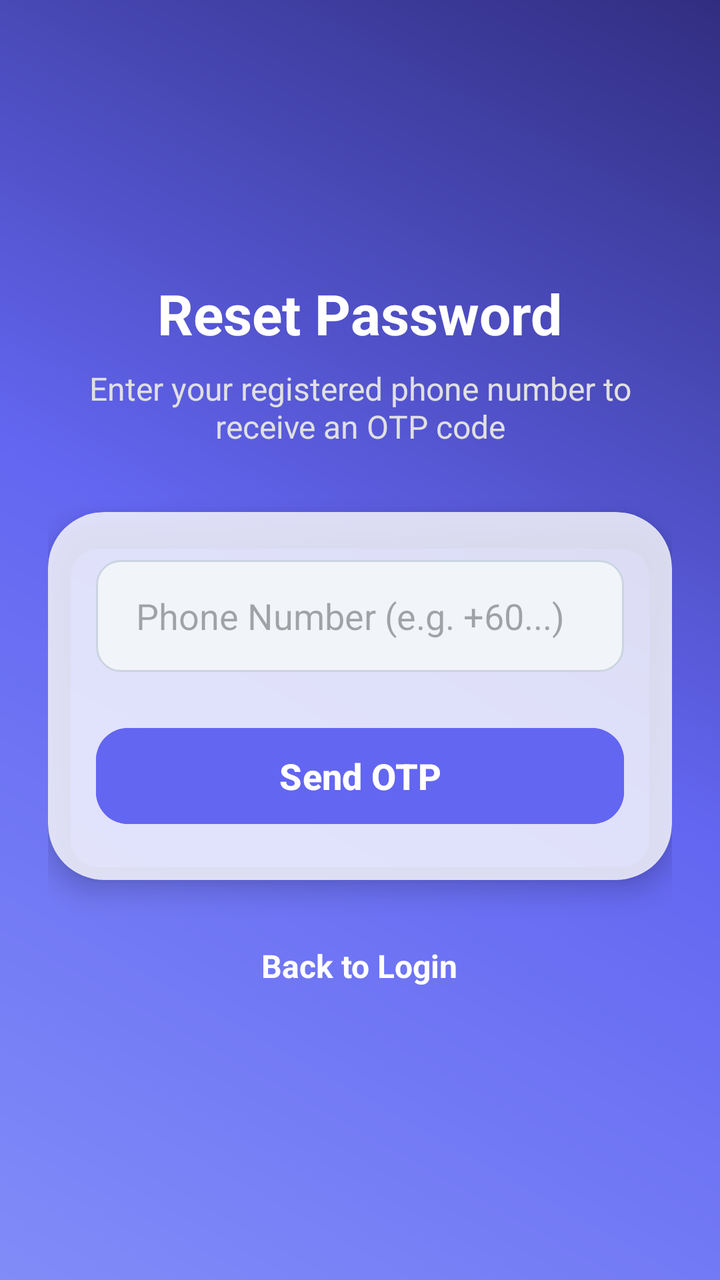
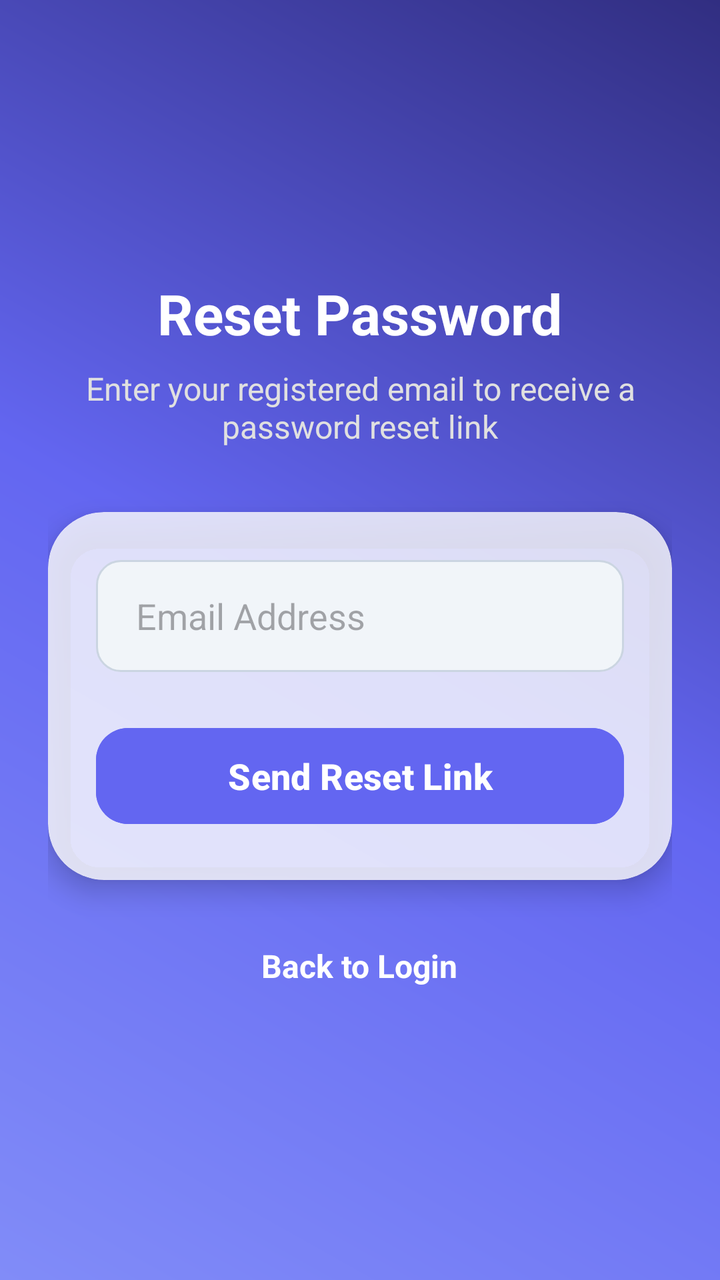

Compare the two renders of this Android layout. The source of the first and the diff that turns it into the second are given below.
<!-- AndroidManifest.xml: application theme Theme.UTMSPACE_HostelBookingSystem -->
<!-- res/layout/activity_forgot_password.xml -->
<?xml version="1.0" encoding="utf-8"?>
<androidx.constraintlayout.widget.ConstraintLayout xmlns:android="http://schemas.android.com/apk/res/android"
    xmlns:app="http://schemas.android.com/apk/res-auto"
    xmlns:tools="http://schemas.android.com/tools"
    android:id="@+id/main"
    android:layout_width="match_parent"
    android:layout_height="match_parent"
    tools:context=".ForgotPasswordActivity">

    <RelativeLayout
        android:layout_width="match_parent"
        android:layout_height="match_parent"
        android:background="@drawable/bg_gradient">

        <LinearLayout
            android:layout_width="match_parent"
            android:layout_height="wrap_content"
            android:layout_centerInParent="true"
            android:orientation="vertical"
            android:padding="24dp">

            <TextView
                android:layout_width="wrap_content"
                android:layout_height="wrap_content"
                android:text="Reset Password"
                android:textColor="#FFFFFF"
                android:textSize="28sp"
                android:textStyle="bold"
                android:layout_gravity="center"
                android:layout_marginBottom="8dp"/>

            <TextView
                android:layout_width="wrap_content"
                android:layout_height="wrap_content"
                android:text="Enter your registered phone number to receive an OTP code"
                android:textColor="#E0E0E0"
                android:textSize="16sp"
                android:layout_gravity="center"
                android:layout_marginBottom="32dp"
                android:textAlignment="center"/>

            <androidx.cardview.widget.CardView
                android:layout_width="match_parent"
                android:layout_height="wrap_content"
                app:cardCornerRadius="28dp"
                app:cardElevation="8dp"
                app:cardBackgroundColor="#CCFFFFFF">

                <LinearLayout
                    android:layout_width="match_parent"
                    android:layout_height="wrap_content"
                    android:orientation="vertical"
                    android:padding="24dp">

                    <EditText
                        android:id="@+id/etResetPhone"
                        android:layout_width="match_parent"
                        android:layout_height="56dp"
                        android:hint="Phone Number (e.g. +60...)"
                        android:inputType="phone"
                        android:background="@drawable/input_field_rounded"
                        android:paddingStart="20dp"
                        android:layout_marginBottom="24dp"/>

                    <Button
                        android:id="@+id/btnSendOTP"
                        android:layout_width="match_parent"
                        android:layout_height="56dp"
                        android:text="Send OTP"
                        android:textColor="#FFFFFF"
                        android:backgroundTint="#6366F1"
                        app:cornerRadius="16dp"
                        android:textStyle="bold"
                        android:textSize="18sp"
                        android:textAllCaps="false"/>

                </LinearLayout>
            </androidx.cardview.widget.CardView>

            <TextView
                android:id="@+id/tvBackToLogin"
                android:layout_width="wrap_content"
                android:layout_height="wrap_content"
                android:text="Back to Login"
                android:textColor="#FFFFFF"
                android:textStyle="bold"
                android:textSize="16sp"
                android:layout_gravity="center"
                android:layout_marginTop="24dp"
                android:padding="8dp"/>

        </LinearLayout>
    </RelativeLayout>
</androidx.constraintlayout.widget.ConstraintLayout>
<!-- resources referenced by this layout -->
<resources>
  <!-- drawable bg_gradient (drawable) -->
  <?xml version="1.0" encoding="utf-8"?>
  <shape xmlns:android="http://schemas.android.com/apk/res/android"
      android:shape="rectangle">
      <gradient
          android:startColor="#818CF8"
          android:centerColor="#6366F1"
          android:endColor="#312E81"
          android:angle="45"
          android:type="linear" />
  </shape>
  <!-- drawable input_field_rounded (drawable) -->
  <?xml version="1.0" encoding="utf-8"?>
  <shape xmlns:android="http://schemas.android.com/apk/res/android">
      <solid android:color="#F1F5F9"/>
      <corners android:radius="12dp"/>
      <stroke android:width="1dp" android:color="#CBD5E1"/>
  </shape>
  <style name="Theme.UTMSPACE_HostelBookingSystem" parent="Base.Theme.UTMSPACE_HostelBookingSystem" />
  <style name="Base.Theme.UTMSPACE_HostelBookingSystem" parent="Theme.Material3.DayNight.NoActionBar">
          
          
      </style>
</resources>

<!-- the commit's change to res/layout/activity_forgot_password.xml (unified diff, before → after) -->
@@ -29,10 +29,11 @@
                 android:layout_gravity="center"
                 android:layout_marginBottom="8dp"/>
 
+            
             <TextView
                 android:layout_width="wrap_content"
                 android:layout_height="wrap_content"
-                android:text="Enter your registered phone number to receive an OTP code"
+                android:text="Enter your registered email to receive a password reset link"
                 android:textColor="#E0E0E0"
                 android:textSize="16sp"
                 android:layout_gravity="center"
@@ -52,21 +53,23 @@
                     android:orientation="vertical"
                     android:padding="24dp">
 
+                    
                     <EditText
-                        android:id="@+id/etResetPhone"
+                        android:id="@+id/etResetEmail"
                         android:layout_width="match_parent"
                         android:layout_height="56dp"
-                        android:hint="Phone Number (e.g. +60...)"
-                        android:inputType="phone"
+                        android:hint="Email Address"
+                        android:inputType="textEmailAddress"
                         android:background="@drawable/input_field_rounded"
                         android:paddingStart="20dp"
                         android:layout_marginBottom="24dp"/>
 
+                    
                     <Button
-                        android:id="@+id/btnSendOTP"
+                        android:id="@+id/btnSendResetLink"
                         android:layout_width="match_parent"
                         android:layout_height="56dp"
-                        android:text="Send OTP"
+                        android:text="Send Reset Link"
                         android:textColor="#FFFFFF"
                         android:backgroundTint="#6366F1"
                         app:cornerRadius="16dp"
@@ -87,7 +90,9 @@
                 android:textSize="16sp"
                 android:layout_gravity="center"
                 android:layout_marginTop="24dp"
-                android:padding="8dp"/>
+                android:padding="8dp"
+                android:clickable="true"
+                android:focusable="true"/>
 
         </LinearLayout>
     </RelativeLayout>
